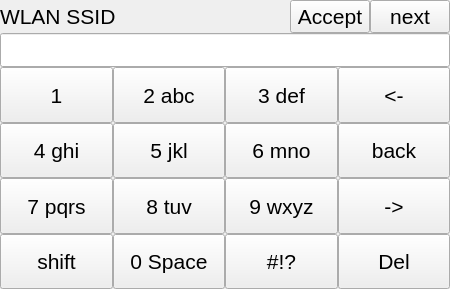
Before: the Qt Designer form TallyOnRaspberry/settingswidget.ui in Deltachi/Tally_Teamproject, drawn with Qt 5.
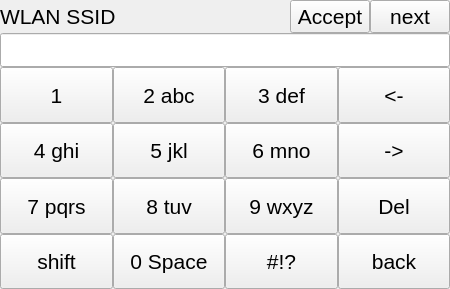
After: the same form once the commit is applied.

Patch:
```diff
--- a/TallyOnRaspberry/settingswidget.ui
+++ b/TallyOnRaspberry/settingswidget.ui
@@ -100,7 +100,7 @@
     </widget>
    </item>
    <item>
-    <layout class="QGridLayout" name="gridLayout" rowstretch="1,1,1,1,0" columnstretch="1,1,1,1">
+    <layout class="QGridLayout" name="gridLayout" rowstretch="1,1,1,1" columnstretch="1,1,1,1">
      <property name="spacing">
       <number>0</number>
      </property>
@@ -339,24 +339,6 @@
       </widget>
      </item>
      <item row="1" column="3">
-      <widget class="QPushButton" name="pushButton_back">
-       <property name="sizePolicy">
-        <sizepolicy hsizetype="Minimum" vsizetype="Minimum">
-         <horstretch>0</horstretch>
-         <verstretch>0</verstretch>
-        </sizepolicy>
-       </property>
-       <property name="font">
-        <font>
-         <pointsize>16</pointsize>
-        </font>
-       </property>
-       <property name="text">
-        <string>back</string>
-       </property>
-      </widget>
-     </item>
-     <item row="2" column="3">
       <widget class="QPushButton" name="pushButton_forward">
        <property name="sizePolicy">
         <sizepolicy hsizetype="Minimum" vsizetype="Minimum">
@@ -375,6 +357,24 @@
       </widget>
      </item>
      <item row="3" column="3">
+      <widget class="QPushButton" name="pushButton_back">
+       <property name="sizePolicy">
+        <sizepolicy hsizetype="Minimum" vsizetype="Minimum">
+         <horstretch>0</horstretch>
+         <verstretch>0</verstretch>
+        </sizepolicy>
+       </property>
+       <property name="font">
+        <font>
+         <pointsize>16</pointsize>
+        </font>
+       </property>
+       <property name="text">
+        <string>back</string>
+       </property>
+      </widget>
+     </item>
+     <item row="2" column="3">
       <widget class="QPushButton" name="pushButton_delete">
        <property name="sizePolicy">
         <sizepolicy hsizetype="Minimum" vsizetype="Minimum">
```
Left out of the diff: 185 changed lines with no effect on the pictures.
